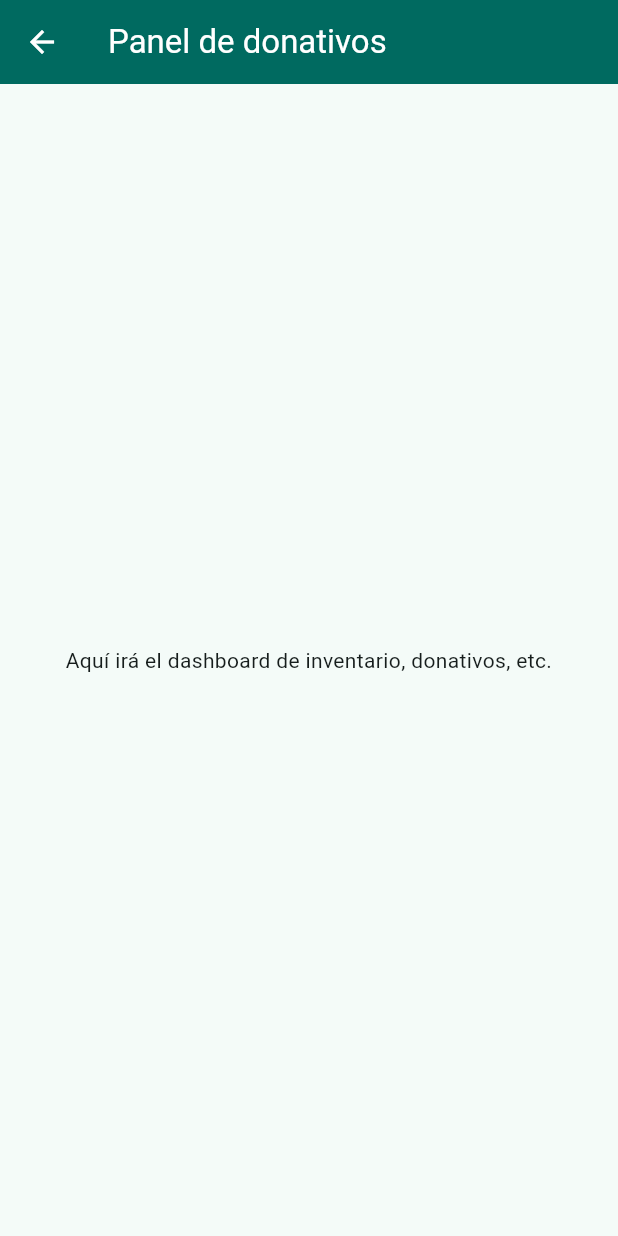
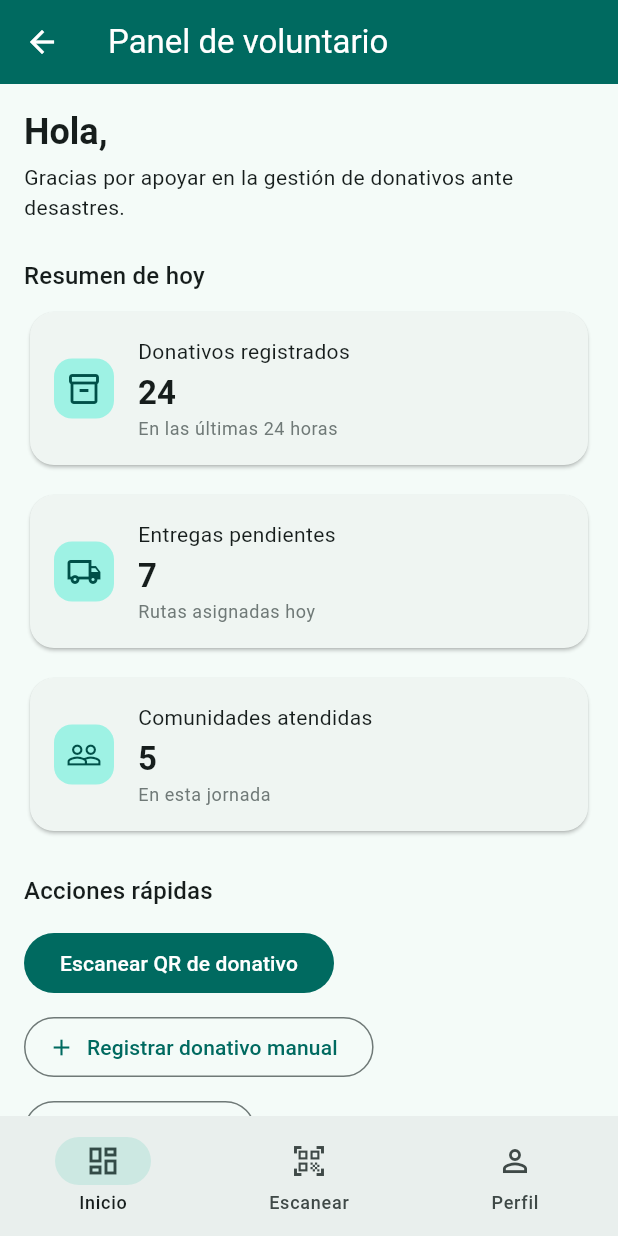
Before and after one commit to FlowersLoop/donativos_app, a Flutter app: the HomeScreen screen opened by its route, on a phone screen of 412 x 824 dp. Run offline on Flutter 3.47's test engine with Material 3 defaults, Android fonts, the phone set to English and light mode, and no system bars; accounts and stored records are empty.

Commit message:
feat: home voluntario + dashboard

```diff
--- a/lib/presentation/screens/home_screen.dart
+++ b/lib/presentation/screens/home_screen.dart
@@ -1,20 +1,135 @@
 // file: lib/presentation/screens/home_screen.dart
 import 'package:flutter/material.dart';
+import 'package:provider/provider.dart';
+
+import '../viewmodels/auth_viewmodel.dart';
+import '../widgets/dashboard_stat_card.dart';
+import '../widgets/primary_button.dart';
 
 class HomeScreen extends StatelessWidget {
   const HomeScreen({super.key});
 
+  void _showComingSoon(BuildContext context, String feature) {
+    ScaffoldMessenger.of(context).showSnackBar(
+      SnackBar(
+        content: Text('$feature estará disponible en las próximas versiones.'),
+      ),
+    );
+  }
+
   @override
   Widget build(BuildContext context) {
+    final authVm = context.watch<AuthViewModel>();
+    final userName = authVm.user?.name ?? 'Voluntario';
+
     return Scaffold(
       appBar: AppBar(
-        title: const Text('Panel de donativos'),
+        title: const Text('Panel de voluntario'),
       ),
-      body: const Center(
-        child: Text(
-          'Aquí irá el dashboard de inventario, donativos, etc.',
-          textAlign: TextAlign.center,
+      body: SafeArea(
+        child: SingleChildScrollView(
+          padding: const EdgeInsets.all(16.0),
+          child: Column(
+            crossAxisAlignment: CrossAxisAlignment.start,
+            children: [
+              // Saludo
+              Text(
+                'Hola, $userName',
+                style: Theme.of(context).textTheme.headlineSmall?.copyWith(
+                  fontWeight: FontWeight.bold,
+                ),
+              ),
+              const SizedBox(height: 4),
+              Text(
+                'Gracias por apoyar en la gestión de donativos ante desastres.',
+                style: Theme.of(context).textTheme.bodyMedium,
+              ),
+
+              const SizedBox(height: 24),
+
+              // Sección: resumen rápido
+              Text(
+                'Resumen de hoy',
+                style: Theme.of(context).textTheme.titleMedium,
+              ),
+              const SizedBox(height: 8),
+
+              Column(
+                children: const [
+                  DashboardStatCard(
+                    icon: Icons.inventory_2_outlined,
+                    title: 'Donativos registrados',
+                    value: '24',
+                    subtitle: 'En las últimas 24 horas',
+                  ),
+                  SizedBox(height: 12),
+                  DashboardStatCard(
+                    icon: Icons.local_shipping_outlined,
+                    title: 'Entregas pendientes',
+                    value: '7',
+                    subtitle: 'Rutas asignadas hoy',
+                  ),
+                  SizedBox(height: 12),
+                  DashboardStatCard(
+                    icon: Icons.people_outline,
+                    title: 'Comunidades atendidas',
+                    value: '5',
+                    subtitle: 'En esta jornada',
+                  ),
+                ],
+              ),
+
+              const SizedBox(height: 24),
+
+              // Sección: acciones rápidas
+              Text(
+                'Acciones rápidas',
+                style: Theme.of(context).textTheme.titleMedium,
+              ),
+              const SizedBox(height: 12),
+
+              PrimaryButton(
+                text: 'Escanear QR de donativo',
+                onPressed: () => _showComingSoon(context, 'Escanear QR'),
+              ),
+              const SizedBox(height: 8),
+              OutlinedButton.icon(
+                onPressed: () =>
+                    _showComingSoon(context, 'Registro manual de donativo'),
+                icon: const Icon(Icons.add),
+                label: const Text('Registrar donativo manual'),
+              ),
+              const SizedBox(height: 8),
+              OutlinedButton.icon(
+                onPressed: () =>
+                    _showComingSoon(context, 'Inventario de almacén'),
+                icon: const Icon(Icons.list_alt_outlined),
+                label: const Text('Ver inventario'),
+              ),
+            ],
+          ),
         ),
+      ),
+      bottomNavigationBar: NavigationBar(
+        selectedIndex: 0,
+        onDestinationSelected: (index) {
+          // Más adelante aquí navegamos a otras secciones
+          _showComingSoon(context, 'Navegación');
+        },
+        destinations: const [
+          NavigationDestination(
+            icon: Icon(Icons.dashboard_outlined),
+            label: 'Inicio',
+          ),
+          NavigationDestination(
+            icon: Icon(Icons.qr_code_scanner_outlined),
+            label: 'Escanear',
+          ),
+          NavigationDestination(
+            icon: Icon(Icons.person_outline),
+            label: 'Perfil',
+          ),
+        ],
       ),
     );
   }
--- /dev/null
+++ b/lib/presentation/widgets/dashboard_stat_card.dart
@@ -0,0 +1,75 @@
+// file: lib/presentation/widgets/dashboard_stat_card.dart
+import 'package:flutter/material.dart';
+
+class DashboardStatCard extends StatelessWidget {
+  final IconData icon;
+  final String title;
+  final String value;
+  final String subtitle;
+
+  const DashboardStatCard({
+    super.key,
+    required this.icon,
+    required this.title,
+    required this.value,
+    required this.subtitle,
+  });
+
+  @override
+  Widget build(BuildContext context) {
+    final colorScheme = Theme.of(context).colorScheme;
+
+    return Card(
+      elevation: 1,
+      shape: RoundedRectangleBorder(
+        borderRadius: BorderRadius.circular(16),
+      ),
+      child: Padding(
+        padding: const EdgeInsets.all(16.0),
+        child: Row(
+          children: [
+            Container(
+              width: 40,
+              height: 40,
+              decoration: BoxDecoration(
+                color: colorScheme.primaryContainer,
+                borderRadius: BorderRadius.circular(12),
+              ),
+              child: Icon(
+                icon,
+                color: colorScheme.onPrimaryContainer,
+              ),
+            ),
+            const SizedBox(width: 16),
+            Expanded(
+              child: Column(
+                crossAxisAlignment: CrossAxisAlignment.start,
+                children: [
+                  Text(
+                    title,
+                    style: Theme.of(context).textTheme.bodyMedium,
+                  ),
+                  const SizedBox(height: 4),
+                  Text(
+                    value,
+                    style: Theme.of(context).textTheme.titleLarge?.copyWith(
+                      fontWeight: FontWeight.bold,
+                    ),
+                  ),
+                  const SizedBox(height: 2),
+                  Text(
+                    subtitle,
+                    style: Theme.of(context)
+                        .textTheme
+                        .bodySmall
+                        ?.copyWith(color: colorScheme.outline),
+                  ),
+                ],
+              ),
+            ),
+          ],
+        ),
+      ),
+    );
+  }
+}
```
